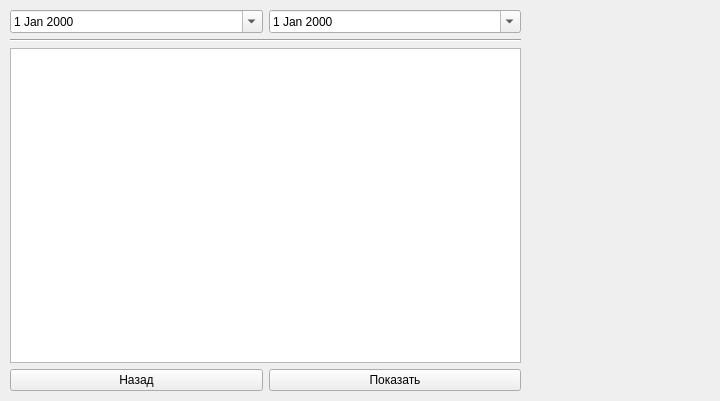
First picture: the form in src/ui/summarywidget.ui, repository sk-jame/android-finance-balance, before the edit.
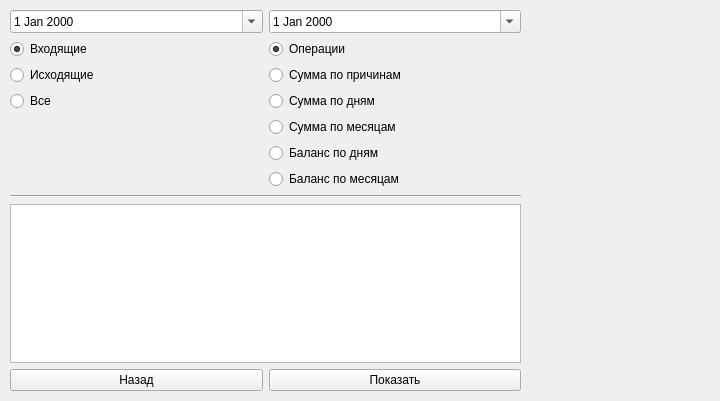
Second picture: the form after the edit. Custom widgets are drawn as their Qt base class.

Commit message: add filter RadioButtons

Patch:
```diff
--- a/src/ui/summarywidget.ui
+++ b/src/ui/summarywidget.ui
@@ -29,11 +29,37 @@
     </rect>
    </property>
    <layout class="QGridLayout" name="gridLayout">
-    <item row="0" column="0">
-     <widget class="QDateEdit" name="deFrom">
-      <property name="calendarPopup">
+    <item row="2" column="0">
+     <widget class="QRadioButton" name="rbTableSelect_outcome">
+      <property name="text">
+       <string>Исходящие</string>
+      </property>
+      <attribute name="buttonGroup">
+       <string notr="true">buttonGroup_2</string>
+      </attribute>
+     </widget>
+    </item>
+    <item row="1" column="0">
+     <widget class="QRadioButton" name="rbTableSelect_Income">
+      <property name="text">
+       <string>Входящие</string>
+      </property>
+      <property name="checked">
        <bool>true</bool>
       </property>
+      <attribute name="buttonGroup">
+       <string notr="true">buttonGroup_2</string>
+      </attribute>
+     </widget>
+    </item>
+    <item row="5" column="1">
+     <widget class="QRadioButton" name="rbShowBalanceDaily">
+      <property name="text">
+       <string>Баланс по дням</string>
+      </property>
+      <attribute name="buttonGroup">
+       <string notr="true">buttonGroup</string>
+      </attribute>
      </widget>
     </item>
     <item row="0" column="1">
@@ -43,10 +69,40 @@
       </property>
      </widget>
     </item>
-    <item row="2" column="0" colspan="2">
+    <item row="8" column="0" colspan="2">
      <widget class="DatabaseTableWidget" name="tableWidget"/>
     </item>
-    <item row="1" column="0" colspan="2">
+    <item row="4" column="1">
+     <widget class="QRadioButton" name="rbShowMonthlySum">
+      <property name="text">
+       <string>Сумма по месяцам</string>
+      </property>
+      <attribute name="buttonGroup">
+       <string notr="true">buttonGroup</string>
+      </attribute>
+     </widget>
+    </item>
+    <item row="1" column="1">
+     <widget class="QRadioButton" name="rbShowOperations">
+      <property name="text">
+       <string>Операции</string>
+      </property>
+      <property name="checked">
+       <bool>true</bool>
+      </property>
+      <attribute name="buttonGroup">
+       <string notr="true">buttonGroup</string>
+      </attribute>
+     </widget>
+    </item>
+    <item row="9" column="1">
+     <widget class="QPushButton" name="pushButton">
+      <property name="text">
+       <string>Показать</string>
+      </property>
+     </widget>
+    </item>
+    <item row="7" column="0" colspan="2">
      <widget class="Line" name="line">
       <property name="orientation">
        <enum>Qt::Horizontal</enum>
@@ -54,19 +110,59 @@
      </widget>
     </item>
     <item row="3" column="1">
-     <widget class="QPushButton" name="pushButton">
+     <widget class="QRadioButton" name="rbShowDailySum">
       <property name="text">
-       <string>Показать</string>
+       <string>Сумма по дням</string>
       </property>
+      <attribute name="buttonGroup">
+       <string notr="true">buttonGroup</string>
+      </attribute>
      </widget>
     </item>
-    <item row="3" column="0">
+    <item row="0" column="0">
+     <widget class="QDateEdit" name="deFrom">
+      <property name="calendarPopup">
+       <bool>true</bool>
+      </property>
+     </widget>
+    </item>
+    <item row="9" column="0">
      <widget class="QPushButton" name="pushButton_2">
       <property name="text">
        <string>Назад</string>
       </property>
      </widget>
     </item>
+    <item row="2" column="1">
+     <widget class="QRadioButton" name="rbShowReasonSum">
+      <property name="text">
+       <string>Сумма по причинам</string>
+      </property>
+      <attribute name="buttonGroup">
+       <string notr="true">buttonGroup</string>
+      </attribute>
+     </widget>
+    </item>
+    <item row="3" column="0">
+     <widget class="QRadioButton" name="rbTableSelect_All">
+      <property name="text">
+       <string>Все</string>
+      </property>
+      <attribute name="buttonGroup">
+       <string notr="true">buttonGroup_2</string>
+      </attribute>
+     </widget>
+    </item>
+    <item row="6" column="1">
+     <widget class="QRadioButton" name="rbShowBalanceMonthly">
+      <property name="text">
+       <string>Баланс по месяцам</string>
+      </property>
+      <attribute name="buttonGroup">
+       <string notr="true">buttonGroup</string>
+      </attribute>
+     </widget>
+    </item>
    </layout>
    <zorder>deTo</zorder>
    <zorder>deFrom</zorder>
@@ -74,6 +170,15 @@
    <zorder>tableWidget</zorder>
    <zorder>pushButton</zorder>
    <zorder>pushButton_2</zorder>
+   <zorder>rbTableSelect_Income</zorder>
+   <zorder>rbTableSelect_outcome</zorder>
+   <zorder>rbTableSelect_All</zorder>
+   <zorder>rbShowOperations</zorder>
+   <zorder>rbShowReasonSum</zorder>
+   <zorder>rbShowDailySum</zorder>
+   <zorder>rbShowMonthlySum</zorder>
+   <zorder>rbShowBalanceDaily</zorder>
+   <zorder>rbShowBalanceMonthly</zorder>
   </widget>
  </widget>
  <customwidgets>
```
Left out of the diff: 16 changed lines with no effect on the pictures. The commit also changes 5 other files.
